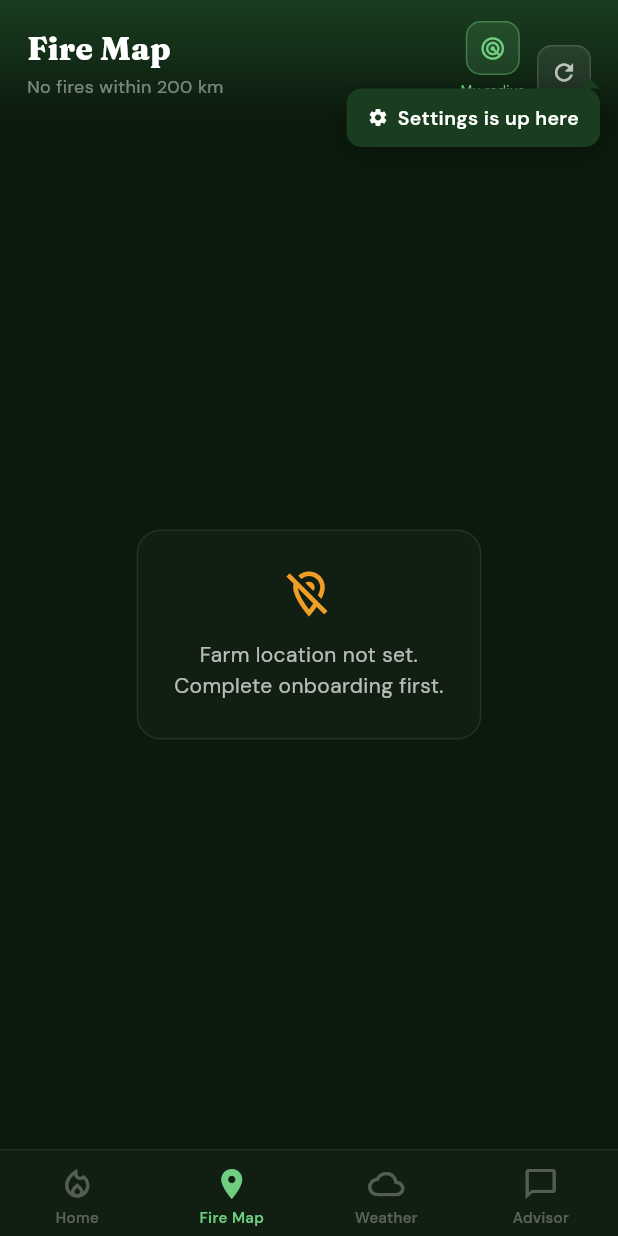
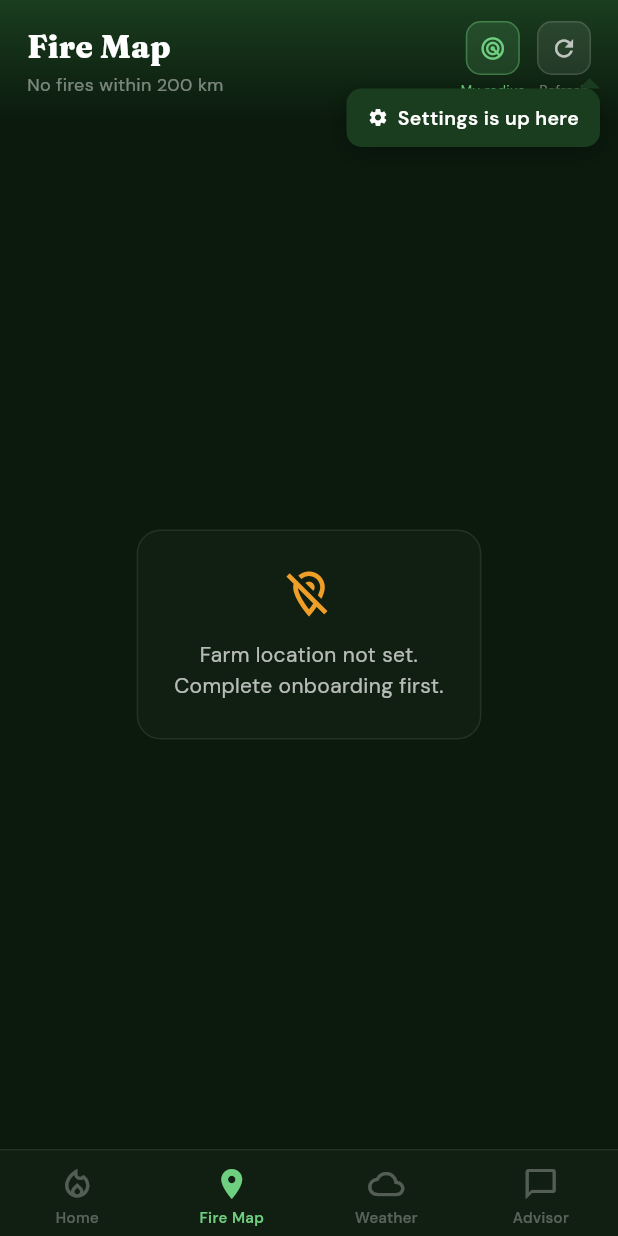
Before and after one commit to Rhythmjain12/AgroShield, a Flutter app: the AppShell screen opened directly, item 2 of the bottom bar chosen, on a phone screen of 412 x 824 dp. Run offline on Flutter 3.47's test engine with Material 3 defaults, Android fonts, the phone set to English and light mode, and no system bars; our stand-ins replace cloud_firestore, connectivity_plus, firebase_analytics, firebase_auth, firebase_core, firebase_messaging and 9 more; accounts and stored records are empty.

Commit message:
Fix 6 bugs found during manual device testing (Chat 10.3)
- Fire map topbar: wrap refresh button in Column with label to match
  toggle height; change row alignment to center
- Language: Weather, Advisor, Fire Map now watch languageProvider in
  build() — language change applies instantly without app restart
- Autocomplete: add _fetchingSuggestions state + spinner in search
  prefix; reduce debounce to 400ms; clear state on short input
- Keyboard overflow: dismiss keyboard in ob4 _confirm() before
  navigating to ob5 (farm size screen)
- Fire status speed: show cached data immediately on home screen;
  loading spinner only shown on first-ever launch with no cache
- Settings crops: add initialSelected param to Ob4CropPicker;
  settings passes existing _crops so selections are pre-checked

Co-Authored-By: Claude Sonnet 4.6 <noreply@anthropic.com>

```diff
--- a/agroshield/lib/screens/advisor/advisor_screen.dart
+++ b/agroshield/lib/screens/advisor/advisor_screen.dart
@@ -11,6 +11,7 @@ import 'package:shared_preferences/shared_preferences.dart';
 import '../../config/api_keys.dart';
 import '../../models/fire_context.dart';
 import '../../providers/fire_context_provider.dart';
+import '../../providers/language_provider.dart';
 import '../../providers/weather_context_provider.dart';
 import '../../services/farm_profile_service.dart';
 import '../../theme/app_theme.dart';
@@ -359,6 +360,7 @@ acknowledge your limitation and refer the farmer to Krishi Vigyan Kendra (KVK) h
   // ══════════════════════════════════════════════════════════════════════════════
   @override
   Widget build(BuildContext context) {
+    _language = ref.watch(languageProvider);
     final fireCtx = ref.watch(fireContextProvider);
     final isHi = _language == 'hi';
 
--- a/agroshield/lib/screens/fire_map/fire_map_screen.dart
+++ b/agroshield/lib/screens/fire_map/fire_map_screen.dart
@@ -10,6 +10,7 @@ import '../../app_shell.dart';
 import '../../models/fire_context.dart';
 import '../../providers/alert_radius_provider.dart';
 import '../../providers/fire_context_provider.dart';
+import '../../providers/language_provider.dart';
 import '../../theme/app_theme.dart';
 import '../../utils/geo_utils.dart';
 
@@ -323,6 +324,7 @@ class _FireMapScreenState extends ConsumerState<FireMapScreen> {
 
   @override
   Widget build(BuildContext context) {
+    _lang = ref.watch(languageProvider);
     _alertRadiusKm = ref.watch(alertRadiusProvider);
 
     // Zoom map when a notification tap delivers a fire target coordinate.
@@ -365,7 +367,7 @@ class _FireMapScreenState extends ConsumerState<FireMapScreen> {
       ),
       padding: const EdgeInsets.fromLTRB(18, 14, 18, 14),
       child: Row(
-        crossAxisAlignment: CrossAxisAlignment.end,
+        crossAxisAlignment: CrossAxisAlignment.center,
         children: [
           Expanded(
             child: Column(
@@ -465,14 +467,17 @@ class _FireMapScreenState extends ConsumerState<FireMapScreen> {
           // Refresh button
           GestureDetector(
             onTap: _loading ? null : _refresh,
-            child: Container(
+            child: Column(
+              mainAxisSize: MainAxisSize.min,
+              children: [
+                Container(
                   width: 36,
                   height: 36,
                   decoration: BoxDecoration(
                     color: Colors.white.withValues(alpha: 0.08),
                     borderRadius: BorderRadius.circular(10),
-                border:
-                    Border.all(color: Colors.white.withValues(alpha: 0.14)),
+                    border: Border.all(
+                        color: Colors.white.withValues(alpha: 0.14)),
                   ),
                   child: _loading
                       ? const Padding(
@@ -481,7 +486,18 @@ class _FireMapScreenState extends ConsumerState<FireMapScreen> {
                               strokeWidth: 2, color: AppTheme.accent),
                         )
                       : Icon(Icons.refresh,
-                      size: 18, color: Colors.white.withValues(alpha: 0.7)),
+                          size: 18,
+                          color: Colors.white.withValues(alpha: 0.7)),
+                ),
+                const SizedBox(height: 3),
+                Text(
+                  _lang == 'hi' ? 'रीफ्रेश' : 'Refresh',
+                  style: GoogleFonts.dmSans(
+                    fontSize: 9,
+                    color: Colors.white.withValues(alpha: 0.4),
+                  ),
+                ),
+              ],
             ),
           ),
         ],
--- a/agroshield/lib/screens/settings/settings_screen.dart
+++ b/agroshield/lib/screens/settings/settings_screen.dart
@@ -169,6 +169,7 @@ class _SettingsScreenState extends ConsumerState<SettingsScreen> {
     Navigator.of(context).push(MaterialPageRoute(
       builder: (_) => Ob4CropPicker(
         language: _language,
+        initialSelected: _crops,
         onBack: () => Navigator.of(context).pop(),
         onConfirm: (crops) async {
           await _profileService.saveProfile({'crops': crops});
--- a/agroshield/lib/screens/weather/weather_screen.dart
+++ b/agroshield/lib/screens/weather/weather_screen.dart
@@ -11,6 +11,7 @@ import 'package:shared_preferences/shared_preferences.dart';
 
 import '../../config/api_keys.dart';
 import '../../models/weather_context.dart';
+import '../../providers/language_provider.dart';
 import '../../providers/weather_context_provider.dart';
 import '../../theme/app_theme.dart';
 import '../../utils/geo_utils.dart';
@@ -203,6 +204,7 @@ class _WeatherScreenState extends ConsumerState<WeatherScreen> {
   // ══════════════════════════════════════════════════════════════════════
   @override
   Widget build(BuildContext context) {
+    _language = ref.watch(languageProvider);
     final weather = ref.watch(weatherContextProvider);
     final isHi = _language == 'hi';
 
```
Also changed, not shown: agroshield/lib/screens/home/home_screen.dart (+7 -5 lines), agroshield/lib/screens/onboarding/ob3_farm_location.dart (+8 -5 lines), agroshield/lib/screens/onboarding/ob4_crop_picker.dart (+16 -2 lines). Lines whose indentation alone changed are shown as unchanged.
